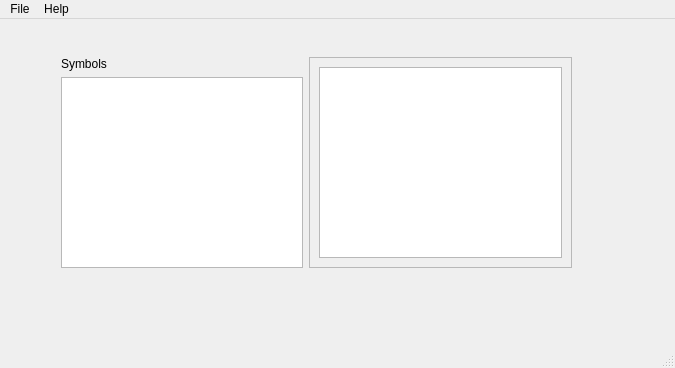
Before: the Qt Designer form uvudec/GUI/uvudec.ui in JohnDMcMaster/uvudec, drawn with Qt 5.
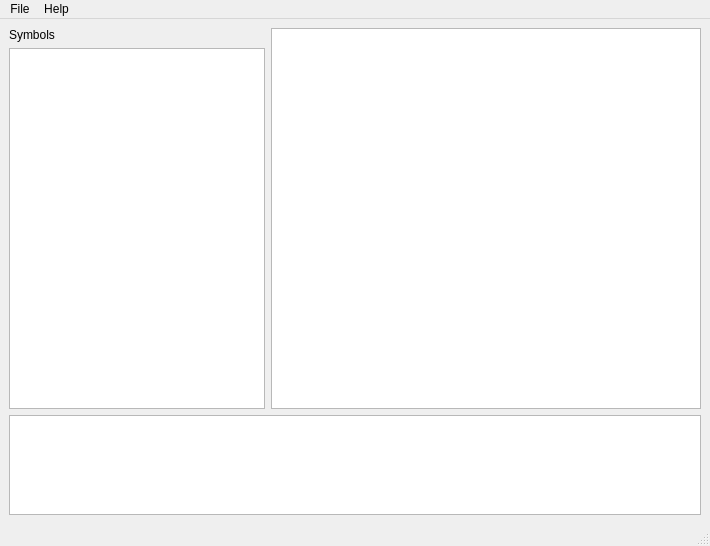
After: the same form once the commit is applied.

Commit message: GUI resizing and layout improvements

```diff
--- a/uvudec/GUI/uvudec.ui
+++ b/uvudec/GUI/uvudec.ui
@@ -6,69 +6,110 @@
    <rect>
     <x>0</x>
     <y>0</y>
-    <width>675</width>
-    <height>368</height>
+    <width>710</width>
+    <height>546</height>
    </rect>
   </property>
+  <property name="sizePolicy">
+   <sizepolicy hsizetype="Preferred" vsizetype="Preferred">
+    <horstretch>0</horstretch>
+    <verstretch>0</verstretch>
+   </sizepolicy>
+  </property>
+  <property name="maximumSize">
+   <size>
+    <width>16777215</width>
+    <height>16777215</height>
+   </size>
+  </property>
   <property name="windowTitle">
    <string>MainWindow</string>
   </property>
   <widget class="QWidget" name="centralwidget">
-   <widget class="QWidget" name="layoutWidget">
-    <property name="geometry">
-     <rect>
-      <x>61</x>
-      <y>38</y>
-      <width>511</width>
-      <height>211</height>
-     </rect>
-    </property>
+   <property name="sizePolicy">
+    <sizepolicy hsizetype="Preferred" vsizetype="Expanding">
+     <horstretch>0</horstretch>
+     <verstretch>0</verstretch>
+    </sizepolicy>
+   </property>
+   <property name="maximumSize">
+    <size>
+     <width>16777215</width>
+     <height>16777215</height>
+    </size>
+   </property>
+   <layout class="QVBoxLayout" name="verticalLayout_2">
+    <item>
     <layout class="QHBoxLayout" name="horizontalLayout">
      <item>
       <layout class="QVBoxLayout" name="verticalLayout">
        <item>
         <widget class="QLabel" name="symbolsLabel">
+          <property name="sizePolicy">
+           <sizepolicy hsizetype="Preferred" vsizetype="Fixed">
+            <horstretch>0</horstretch>
+            <verstretch>0</verstretch>
+           </sizepolicy>
+          </property>
          <property name="text">
           <string>Symbols</string>
          </property>
         </widget>
        </item>
        <item>
-        <widget class="QListWidget" name="symbolsListWidget"/>
+         <widget class="QListWidget" name="symbolsListWidget">
+          <property name="sizePolicy">
+           <sizepolicy hsizetype="Preferred" vsizetype="Expanding">
+            <horstretch>0</horstretch>
+            <verstretch>0</verstretch>
+           </sizepolicy>
+          </property>
+         </widget>
        </item>
       </layout>
      </item>
      <item>
-      <widget class="QScrollArea" name="scrollArea">
-       <property name="widgetResizable">
-        <bool>true</bool>
-       </property>
-       <widget class="QWidget" name="deadListingScrollAreaWidgetContents">
-        <property name="geometry">
-         <rect>
-          <x>0</x>
-          <y>0</y>
-          <width>259</width>
-          <height>207</height>
-         </rect>
+       <widget class="QTextBrowser" name="textBrowser_disassembly">
+        <property name="sizePolicy">
+         <sizepolicy hsizetype="Expanding" vsizetype="Expanding">
+          <horstretch>0</horstretch>
+          <verstretch>0</verstretch>
+         </sizepolicy>
+        </property>
+        <property name="maximumSize">
+         <size>
+          <width>16777215</width>
+          <height>16777215</height>
+         </size>
         </property>
-        <layout class="QGridLayout" name="gridLayout">
-         <item row="0" column="0">
-          <widget class="QPlainTextEdit" name="plainTextEdit"/>
-         </item>
-        </layout>
-       </widget>
-      </widget>
-     </item>
-    </layout>
-   </widget>
+       </widget>
+      </item>
+     </layout>
+    </item>
+    <item>
+     <widget class="QTextBrowser" name="textBrowser_log">
+      <property name="sizePolicy">
+       <sizepolicy hsizetype="Expanding" vsizetype="Preferred">
+        <horstretch>0</horstretch>
+        <verstretch>0</verstretch>
+       </sizepolicy>
+      </property>
+      <property name="maximumSize">
+       <size>
+        <width>16777215</width>
+        <height>100</height>
+       </size>
+      </property>
+     </widget>
+    </item>
+   </layout>
   </widget>
   <widget class="QMenuBar" name="menubar">
    <property name="geometry">
     <rect>
      <x>0</x>
      <y>0</y>
-     <width>675</width>
+     <width>710</width>
      <height>25</height>
     </rect>
    </property>
```
Left out of the diff: 4 changed lines with no effect on the pictures. Lines whose indentation alone changed are shown as unchanged.
